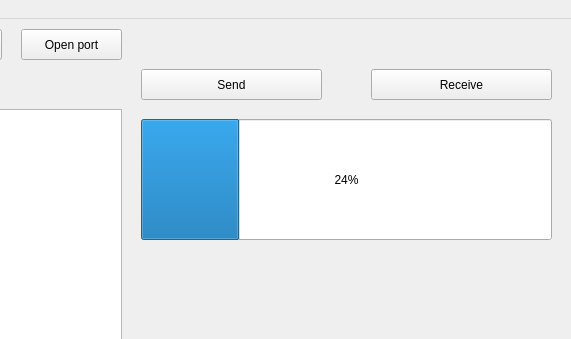
This is Proyectos Qt/parcial2write/parcail2_write/mainwindow.ui in afelipe00/C_lab as Qt 5 draws it before an edit; both pictures show x 229 to 800 and y 0 to 339 of the 800 by 600 pixel window. The edited form follows.
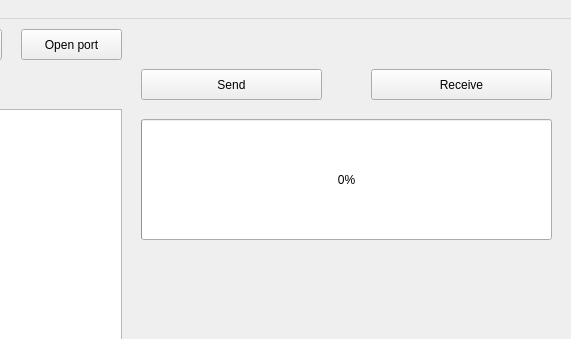
This is the edited form.

Diff of the .ui file:
```diff
--- a/Proyectos Qt/parcial2write/parcail2_write/mainwindow.ui
+++ b/Proyectos Qt/parcial2write/parcail2_write/mainwindow.ui
@@ -85,7 +85,7 @@
      <bool>false</bool>
     </property>
     <property name="value">
-     <number>24</number>
+     <number>0</number>
     </property>
     <property name="invertedAppearance">
      <bool>false</bool>
```
